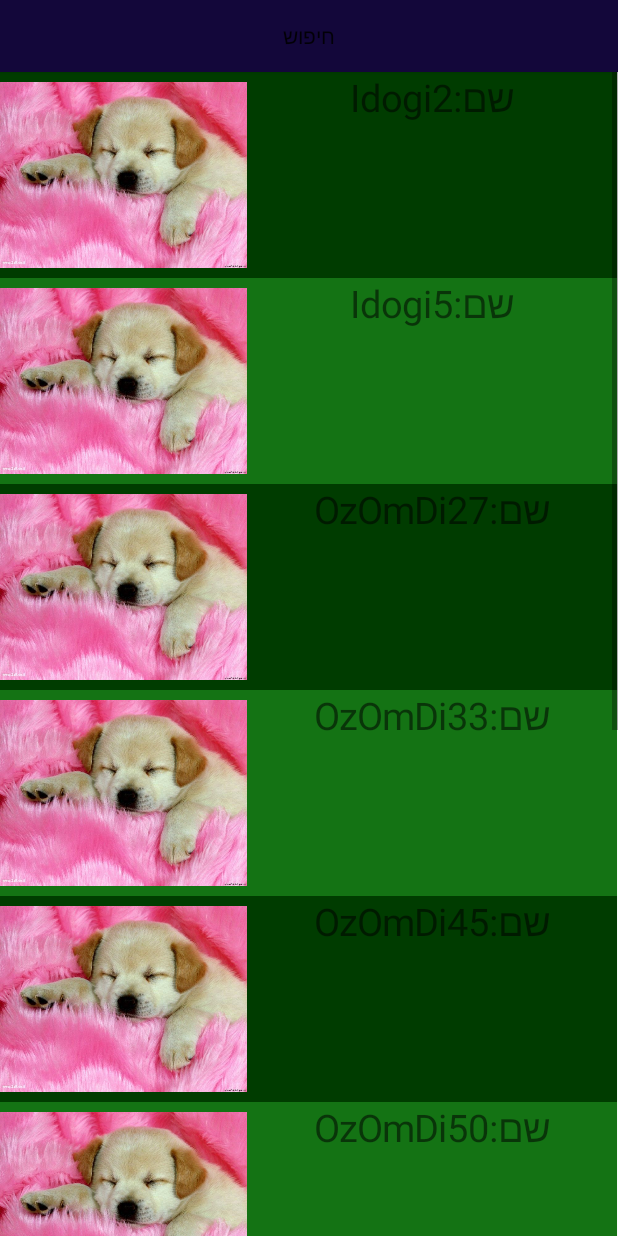
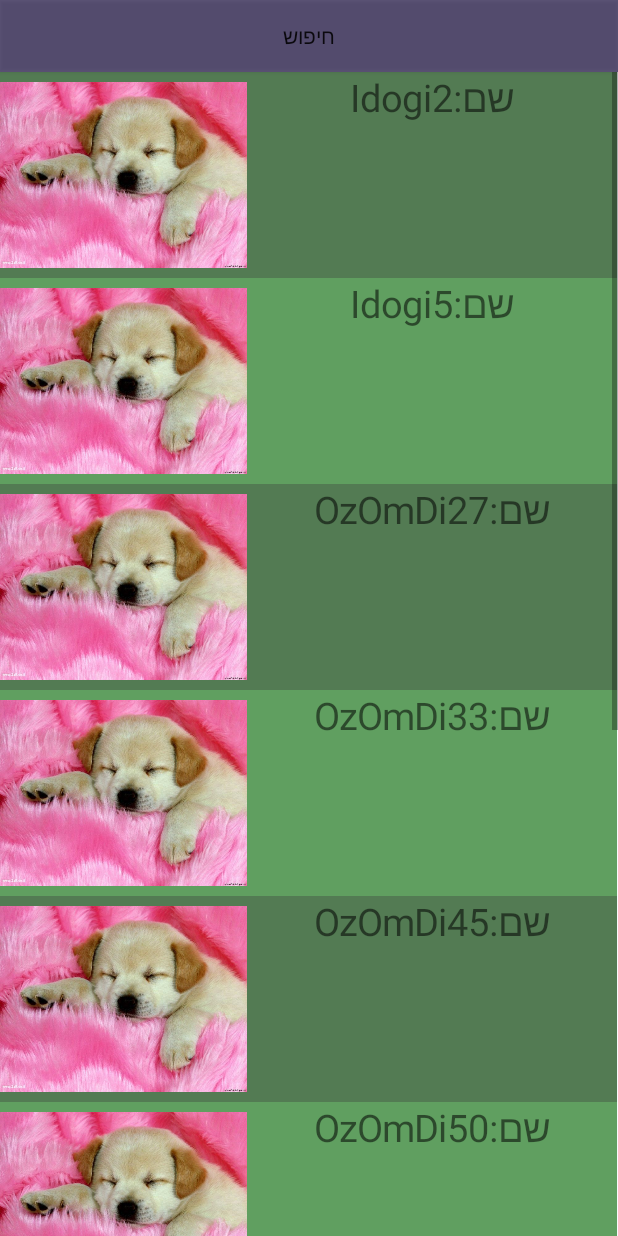
Before and after one commit to OzesGit/PetBook, an Android app: the ResultListActivity screen opened directly, with no data from a screen before it, on a phone screen of 412 x 824 dp. Run offline under Robolectric (Android 15) with nearby library versions, the phone set to English and light mode, and no system bars.

Commit message:
changed colors

```diff
--- a/app/src/main/java/com/petbook/ido/petbook/ResultListActivity.java
+++ b/app/src/main/java/com/petbook/ido/petbook/ResultListActivity.java
@@ -40,7 +40,7 @@ public class ResultListActivity extends Activity {
         if(!blPerarea)
         {
             btnSearch = new Button(this);
-            btnSearch.setBackgroundColor(Color.argb(255,19, 7, 58));
+            btnSearch.setBackgroundColor(Color.argb(170,19, 7, 58));
             btnSearch.setText("חיפוש");
             btnSearch.setOnClickListener(new View.OnClickListener() {
                 @Override
@@ -98,11 +98,11 @@ public class ResultListActivity extends Activity {
             cont.requestLayout();
             if(zebra)
             {
-                cont.setBackgroundColor(Color.argb(255,20, 115, 20));
+                cont.setBackgroundColor(Color.argb(170,20, 115, 20));
                 zebra = false;
             }
             else{
-                cont.setBackgroundColor(Color.argb(255,0, 60, 0));
+                cont.setBackgroundColor(Color.argb(170,0, 60, 0));
                 zebra = true;
             }
 
```
